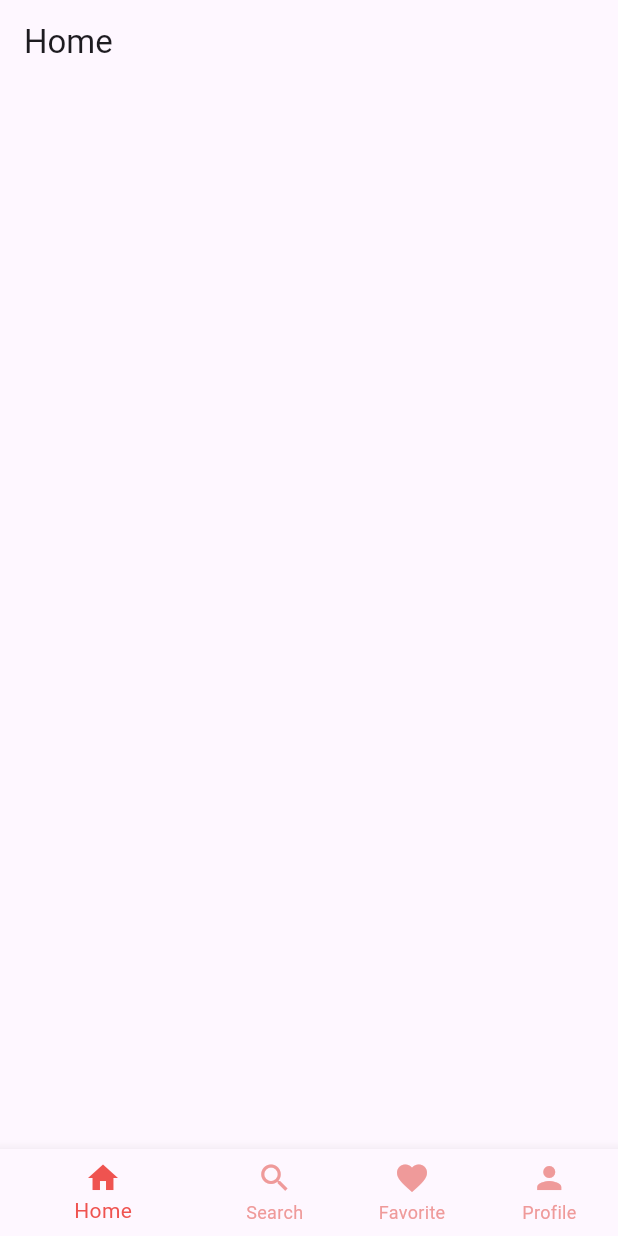
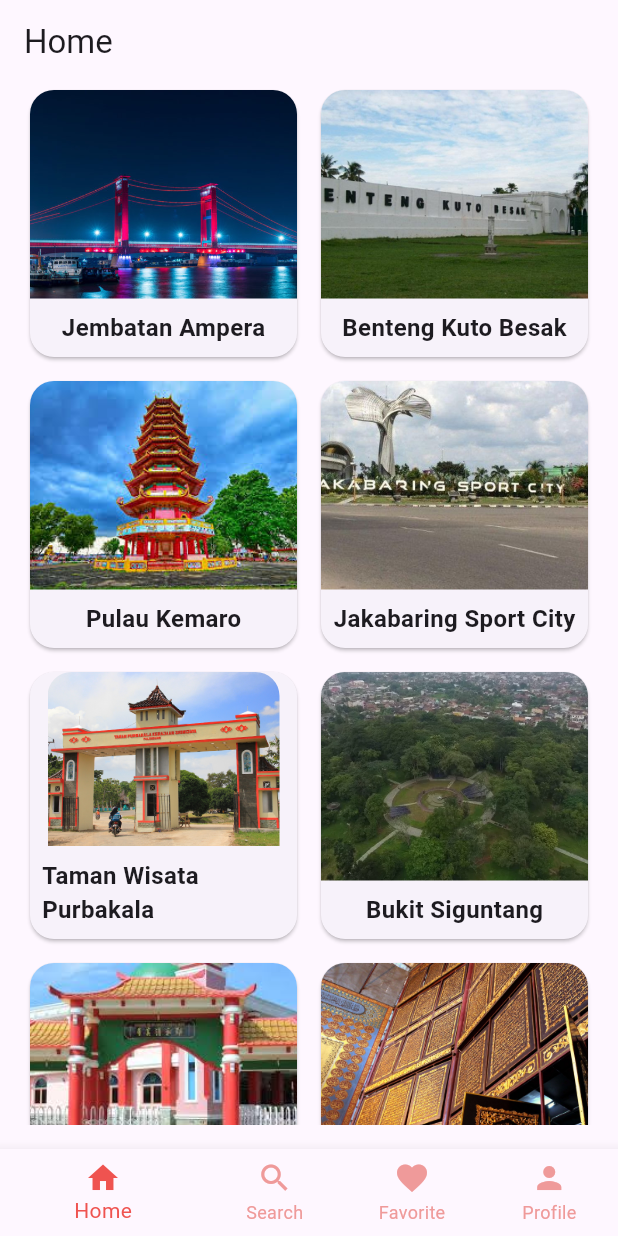
Before and after one commit to milhambintang/flutter_application_2_kolom_row, a Flutter app: the screen it shows after launch, on a phone screen of 412 x 824 dp. Run offline on Flutter 3.47's test engine with Material 3 defaults, Android fonts, the phone set to English and light mode, and no system bars.

Commit message:
tanggal 19

```diff
--- a/lib/data/wisata_data.dart
+++ b/lib/data/wisata_data.dart
@@ -1,4 +1,4 @@
-import 'package:flutter/widgets.dart';
+// import 'package:flutter/widgets.dart';
 import 'package:flutter_application_2_kolom_row/models/wisata_model.dart';
 
 var wisataList = [
@@ -37,7 +37,7 @@ WisataModel(
     isFavorite: false,
   ),
   WisataModel(
-    nama: 'images/pulau_kemaro.jpeg',
+    nama: 'Pulau Kemaro',
     alamat:
         'Jl. Pulau Kemaro, Kec. Ilir Timur II, Kota Palembang, Sumatera Selatan',
     jamBuka: '07.00 - 18.00 WIB',
@@ -144,7 +144,7 @@ WisataModel(
     instagram: '@museum_balaputradewa',
     deskripsi:
         'Museum Balaputra Dewa di Palembang adalah museum etnografi yang menampilkan sejarah dan tradisi Provinsi Sumatera Selatan dari zaman prasejarah hingga kolonialisme, dengan koleksi yang mencakup artefak prasejarah, peninggalan Kerajaan Sriwijaya (termasuk replika prasasti), koleksi Kesultanan Palembang seperti songket, dan daya tarik utama berupa Rumah Limas di halaman belakang.',
-    gambarUtama: 'image/museum_balaputera_dewa.png',
+    gambarUtama: 'images/museum_balaputera_dewa.png',
     gambarGaleri: [
       'https://cdn.antaranews.com/cache/1200x800/2023/04/30/20230430_214806.jpg',
       'https://cdn.antaranews.com/cache/1200x800/2024/11/15/5003C651-1122-441F-9ED3-82B4527717D0.jpeg',
@@ -154,7 +154,7 @@ WisataModel(
     isFavorite: false,
   ),
   WisataModel(
-    nama: 'Taman Wisata Alam Punti Kayu',
+    nama: 'Taman Wisata Punti Kayu',
     alamat:'Jl. Kolonel H. Burlian, Km. 6,5, Karya Baru, Alang-Alang Lebar, Kota Palembang, Sumatera Selatan',
     jamBuka: '08.00 - 17.00 WIB',
     instagram: '@tamanpuntikayu_palembang',
--- a/lib/main.dart
+++ b/lib/main.dart
@@ -1,5 +1,4 @@
 import 'package:flutter/material.dart';
-import 'package:flutter_application_2_kolom_row/screens/detail_screen.dart';
 import 'package:flutter_application_2_kolom_row/screens/main_screen.dart';
 
 void main() {
--- a/lib/screens/home_screen.dart
+++ b/lib/screens/home_screen.dart
@@ -1,4 +1,7 @@
 import 'package:flutter/material.dart';
+import 'package:flutter_application_2_kolom_row/data/wisata_data.dart';
+import 'package:flutter_application_2_kolom_row/models/wisata_model.dart';
+import 'package:flutter_application_2_kolom_row/screens/detail_screen.dart';
 
 class HomeScreen extends StatelessWidget {
   const HomeScreen ({super.key});
@@ -7,6 +10,56 @@ class HomeScreen extends StatelessWidget {
   Widget build(BuildContext context) {
     return Scaffold(
       appBar: AppBar(title: const Text("Home"),),
+      body: Padding(
+        padding: const EdgeInsets.only(left: 16, right: 16, bottom: 16),
+        child: GridView.builder(gridDelegate: const SliverGridDelegateWithFixedCrossAxisCount(
+          crossAxisCount: 2, // Number of columns
+          crossAxisSpacing: 8.0, // Spacing between columns
+          mainAxisSpacing: 8.0, // Spacing between rows
+        ),
+        itemCount: wisataList.length,
+        itemBuilder: (context, index) {
+          WisataModel wisataModel = wisataList[index];
+          return InkWell(
+            onTap: () {
+              Navigator.push(context, MaterialPageRoute(builder: (context) => DetailScreen(wisataModel: wisataModel)));
+            },
+            child: Card(
+              shape: RoundedRectangleBorder(
+                borderRadius: BorderRadius.circular(16),
+              ),
+              elevation: 1,
+              child: Column(
+                children: [
+                  // Gambar Utama Wisata
+                  Expanded(
+                    child: ClipRRect(
+                      borderRadius: BorderRadius.only(topLeft: Radius.circular(16), topRight: Radius.circular(16)),
+                      child: Image.asset(
+                        wisataModel.gambarUtama,
+                        fit: BoxFit.cover,
+                      ),
+                    ),
+                  ),
+
+                  // Nama Tempat Wisata
+                  Padding(
+                    padding: const EdgeInsets.all(8.0),
+                    child: Text(
+                      wisataModel.nama,
+                      style: const TextStyle(
+                        fontSize: 16,
+                        fontWeight: FontWeight.bold
+                      ),
+                    ),
+                  )
+                ],
+              ),
+            ),
+          );
+        }
+        ),
+      ),
     );
   }
 }
```
Also changed, not shown: lib/screens/detail_screen.dart (+134 -109 lines).
